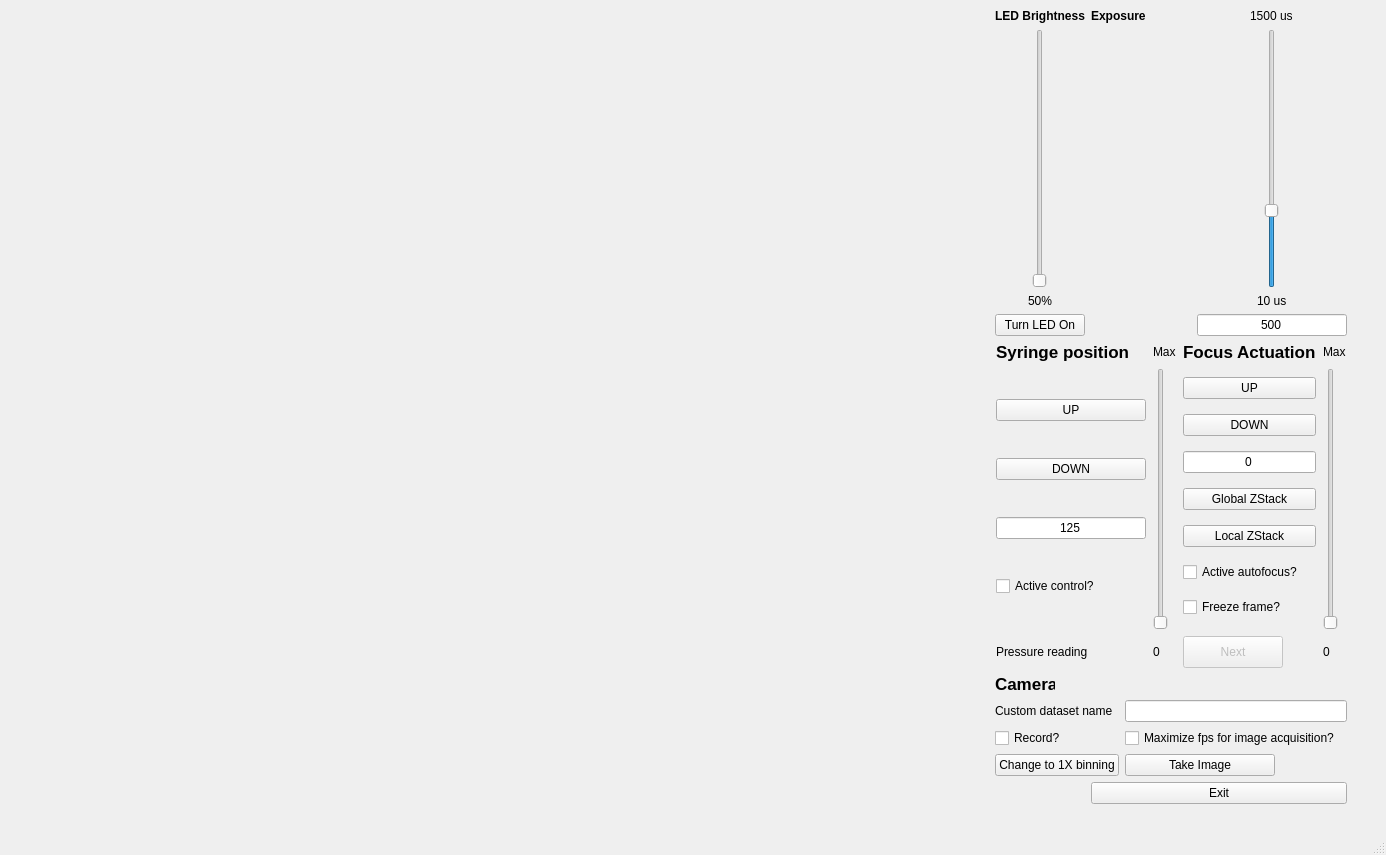
Above: ulc_mm_package/QtGUI/liveview.ui from czbiohub-sf/ulc-malaria-scope before the change. Below: the same form after it.
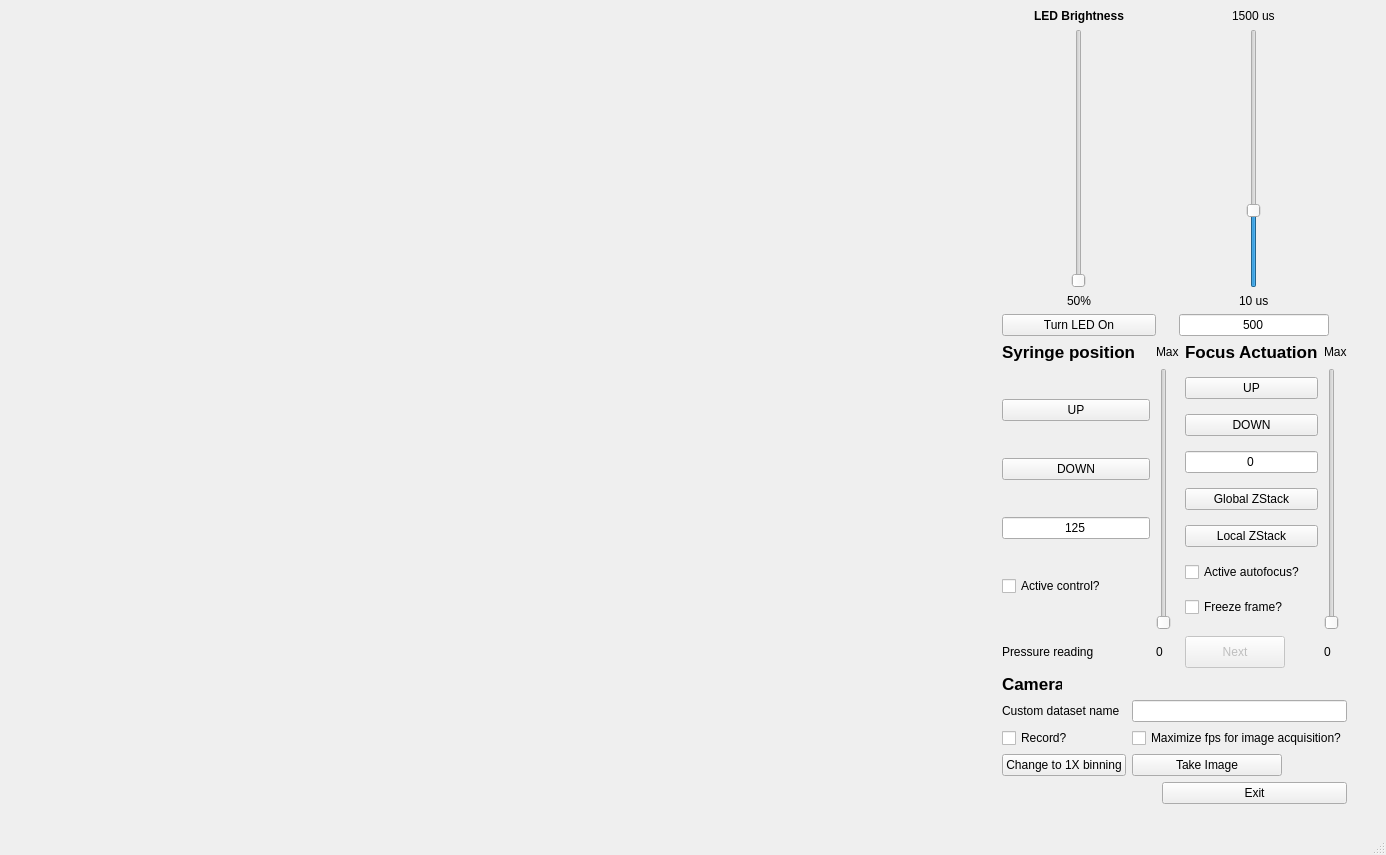
That is the form after the change. Custom widgets are drawn as their Qt base class.

Diff of the .ui file:
```diff
--- a/ulc_mm_package/QtGUI/liveview.ui
+++ b/ulc_mm_package/QtGUI/liveview.ui
@@ -448,7 +448,7 @@
       </item>
       <item row="0" column="2">
        <layout class="QGridLayout" name="gridLayout">
-        <item row="0" column="1" rowspan="2">
+        <item row="0" column="0" rowspan="2">
          <layout class="QVBoxLayout" name="verticalLayout_2">
           <item alignment="Qt::AlignHCenter">
            <widget class="QLabel" name="lblMaxExposure">
@@ -522,25 +522,6 @@
           </item>
          </layout>
         </item>
-        <item row="0" column="0" rowspan="2" alignment="Qt::AlignTop">
-         <widget class="QLabel" name="lblExposure">
-          <property name="maximumSize">
-           <size>
-            <width>100</width>
-            <height>16777215</height>
-           </size>
-          </property>
-          <property name="font">
-           <font>
-            <weight>75</weight>
-            <bold>true</bold>
-           </font>
-          </property>
-          <property name="text">
-           <string>Exposure</string>
-          </property>
-         </widget>
-        </item>
        </layout>
       </item>
       <item row="3" column="1" colspan="2">
```
